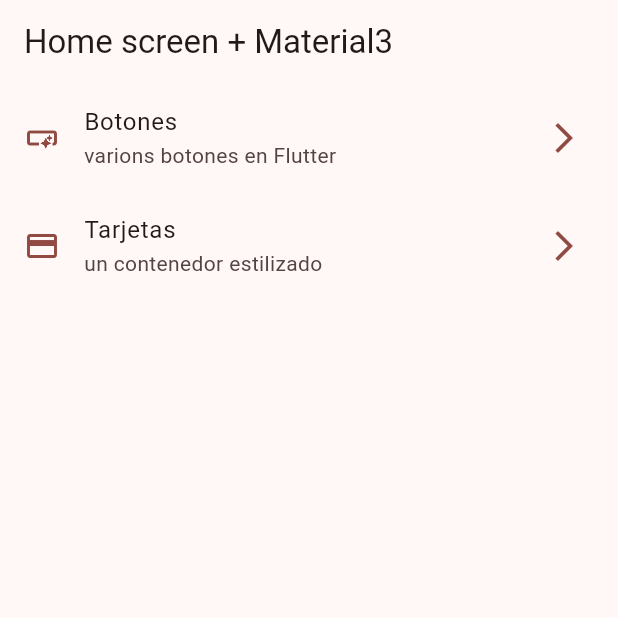
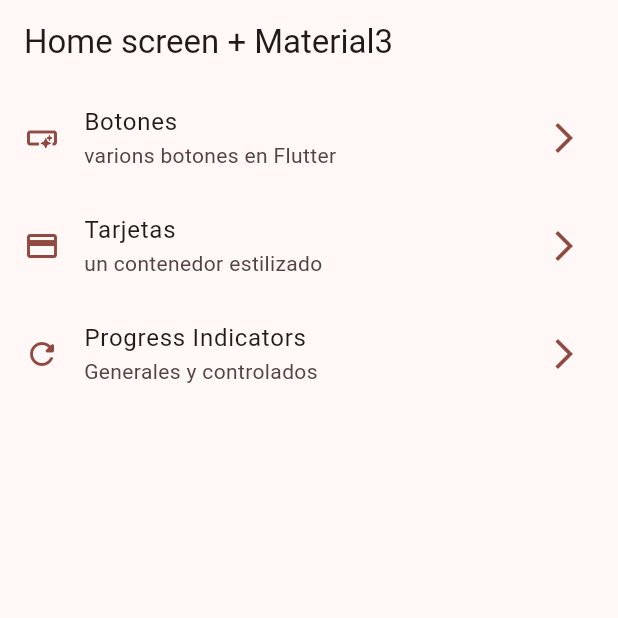
Before and after one commit to Diego2038/Widgets-App, a Flutter app: the screen it shows after launch, on a phone screen of 412 x 824 dp, the top half of it. Run offline on Flutter 3.47's test engine with Material 2 defaults, Android fonts, the phone set to English and light mode, and no system bars; our stand-ins replace go_router.

Commit message:
Progress indicators finished

```diff
--- a/lib/config/menu/menu_items.dart
+++ b/lib/config/menu/menu_items.dart
@@ -35,4 +35,11 @@ const List<MenuItems> appMenuItems = [
     icon: Icons.credit_card
   ),
 
+  MenuItems(
+    title: "Progress Indicators",
+    subTitle: "Generales y controlados",
+    link: "/progress",
+    icon: Icons.refresh_rounded
+  ),
+
 ];
--- a/lib/config/router/router.dart
+++ b/lib/config/router/router.dart
@@ -24,5 +24,11 @@ final appRouter = GoRouter(
       name: CardsScreen.name,
       builder: (context, state) => const CardsScreen(),
     ),
+
+    GoRoute(
+      path: '/progress',
+      name: ProgressScreen.name,
+      builder: (context, state) => const ProgressScreen(),
+    ),
   ]
 );
```
Also changed, not shown: lib/presentation/screen/progress/progress_screen.dart (+73 -1 lines).
